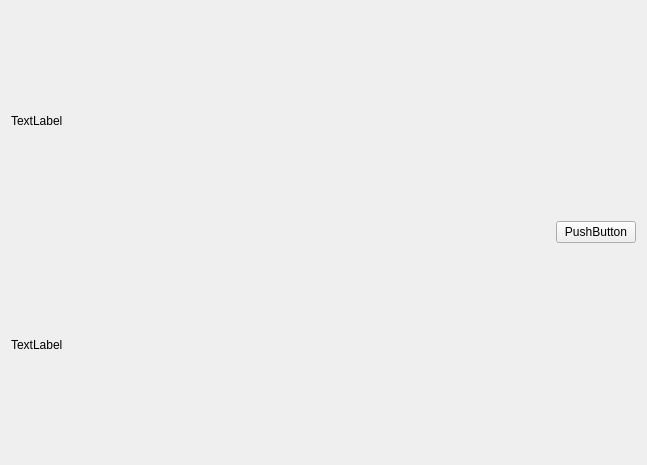
missglory/cvutil, file src/mainwindow.ui: the form before one commit.
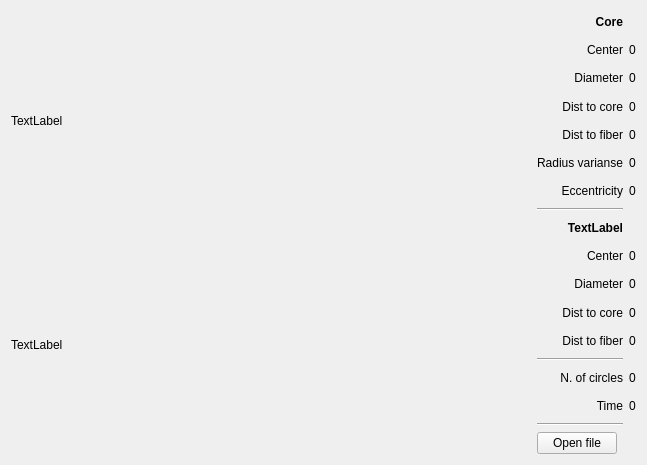
The form after the commit.

Patch:
```diff
--- a/src/mainwindow.ui
+++ b/src/mainwindow.ui
@@ -10,6 +10,12 @@
     <height>465</height>
    </rect>
   </property>
+  <property name="sizePolicy">
+   <sizepolicy hsizetype="Preferred" vsizetype="Preferred">
+    <horstretch>1</horstretch>
+    <verstretch>0</verstretch>
+   </sizepolicy>
+  </property>
   <property name="windowTitle">
    <string>Form</string>
   </property>
@@ -36,17 +42,301 @@
     </layout>
    </item>
    <item>
-    <widget class="QPushButton" name="pushButton">
-     <property name="sizePolicy">
-      <sizepolicy hsizetype="Fixed" vsizetype="Fixed">
-       <horstretch>0</horstretch>
-       <verstretch>0</verstretch>
-      </sizepolicy>
-     </property>
-     <property name="text">
-      <string>PushButton</string>
-     </property>
-    </widget>
+    <layout class="QVBoxLayout" name="verticalLayout_2">
+     <item>
+      <layout class="QGridLayout" name="gridLayout">
+       <item row="15" column="1">
+        <widget class="QLabel" name="time">
+         <property name="text">
+          <string>0</string>
+         </property>
+        </widget>
+       </item>
+       <item row="9" column="0">
+        <layout class="QGridLayout" name="gridLayout_2">
+         <item row="0" column="0">
+          <widget class="QLabel" name="label_16">
+           <property name="text">
+            <string>Center</string>
+           </property>
+           <property name="alignment">
+            <set>Qt::AlignRight|Qt::AlignTrailing|Qt::AlignVCenter</set>
+           </property>
+          </widget>
+         </item>
+        </layout>
+       </item>
+       <item row="4" column="0">
+        <widget class="QLabel" name="label_6">
+         <property name="text">
+          <string>Dist to fiber</string>
+         </property>
+         <property name="alignment">
+          <set>Qt::AlignRight|Qt::AlignTrailing|Qt::AlignVCenter</set>
+         </property>
+         <property name="margin">
+          <number>1</number>
+         </property>
+        </widget>
+       </item>
+       <item row="6" column="0">
+        <widget class="QLabel" name="label_8">
+         <property name="text">
+          <string>Eccentricity</string>
+         </property>
+         <property name="alignment">
+          <set>Qt::AlignRight|Qt::AlignTrailing|Qt::AlignVCenter</set>
+         </property>
+         <property name="margin">
+          <number>1</number>
+         </property>
+        </widget>
+       </item>
+       <item row="5" column="0">
+        <widget class="QLabel" name="label_7">
+         <property name="text">
+          <string>Radius varianse</string>
+         </property>
+         <property name="alignment">
+          <set>Qt::AlignRight|Qt::AlignTrailing|Qt::AlignVCenter</set>
+         </property>
+         <property name="margin">
+          <number>1</number>
+         </property>
+        </widget>
+       </item>
+       <item row="15" column="0">
+        <widget class="QLabel" name="timeTitle">
+         <property name="text">
+          <string>Time</string>
+         </property>
+         <property name="alignment">
+          <set>Qt::AlignRight|Qt::AlignTrailing|Qt::AlignVCenter</set>
+         </property>
+        </widget>
+       </item>
+       <item row="7" column="0">
+        <widget class="Line" name="line_2">
+         <property name="orientation">
+          <enum>Qt::Horizontal</enum>
+         </property>
+        </widget>
+       </item>
+       <item row="0" column="0">
+        <widget class="QLabel" name="label_4">
+         <property name="font">
+          <font>
+           <weight>75</weight>
+           <bold>true</bold>
+          </font>
+         </property>
+         <property name="text">
+          <string>Core</string>
+         </property>
+         <property name="alignment">
+          <set>Qt::AlignRight|Qt::AlignTrailing|Qt::AlignVCenter</set>
+         </property>
+        </widget>
+       </item>
+       <item row="16" column="0">
+        <widget class="Line" name="line_3">
+         <property name="orientation">
+          <enum>Qt::Horizontal</enum>
+         </property>
+        </widget>
+       </item>
+       <item row="1" column="0">
+        <widget class="QLabel" name="centerTitle">
+         <property name="text">
+          <string>Center</string>
+         </property>
+         <property name="alignment">
+          <set>Qt::AlignRight|Qt::AlignTrailing|Qt::AlignVCenter</set>
+         </property>
+        </widget>
+       </item>
+       <item row="2" column="0">
+        <widget class="QLabel" name="label_3">
+         <property name="text">
+          <string>Diameter</string>
+         </property>
+         <property name="alignment">
+          <set>Qt::AlignRight|Qt::AlignTrailing|Qt::AlignVCenter</set>
+         </property>
+         <property name="margin">
+          <number>1</number>
+         </property>
+        </widget>
+       </item>
+       <item row="3" column="0">
+        <widget class="QLabel" name="label_5">
+         <property name="text">
+          <string>Dist to core</string>
+         </property>
+         <property name="alignment">
+          <set>Qt::AlignRight|Qt::AlignTrailing|Qt::AlignVCenter</set>
+         </property>
+         <property name="margin">
+          <number>1</number>
+         </property>
+        </widget>
+       </item>
+       <item row="1" column="1">
+        <widget class="QLabel" name="label_9">
+         <property name="text">
+          <string>0</string>
+         </property>
+        </widget>
+       </item>
+       <item row="2" column="1">
+        <widget class="QLabel" name="label_10">
+         <property name="text">
+          <string>0</string>
+         </property>
+        </widget>
+       </item>
+       <item row="3" column="1">
+        <widget class="QLabel" name="label_11">
+         <property name="text">
+          <string>0</string>
+         </property>
+        </widget>
+       </item>
+       <item row="5" column="1">
+        <widget class="QLabel" name="label_13">
+         <property name="text">
+          <string>0</string>
+         </property>
+        </widget>
+       </item>
+       <item row="4" column="1">
+        <widget class="QLabel" name="label_12">
+         <property name="text">
+          <string>0</string>
+         </property>
+        </widget>
+       </item>
+       <item row="6" column="1">
+        <widget class="QLabel" name="label_14">
+         <property name="text">
+          <string>0</string>
+         </property>
+        </widget>
+       </item>
+       <item row="8" column="0">
+        <widget class="QLabel" name="label_15">
+         <property name="font">
+          <font>
+           <weight>75</weight>
+           <bold>true</bold>
+          </font>
+         </property>
+         <property name="text">
+          <string>TextLabel</string>
+         </property>
+         <property name="alignment">
+          <set>Qt::AlignRight|Qt::AlignTrailing|Qt::AlignVCenter</set>
+         </property>
+        </widget>
+       </item>
+       <item row="10" column="0">
+        <widget class="QLabel" name="label_17">
+         <property name="text">
+          <string>Diameter</string>
+         </property>
+         <property name="alignment">
+          <set>Qt::AlignRight|Qt::AlignTrailing|Qt::AlignVCenter</set>
+         </property>
+        </widget>
+       </item>
+       <item row="10" column="1">
+        <widget class="QLabel" name="label_19">
+         <property name="text">
+          <string>0</string>
+         </property>
+        </widget>
+       </item>
+       <item row="12" column="0">
+        <widget class="QLabel" name="label_21">
+         <property name="text">
+          <string>Dist to fiber</string>
+         </property>
+         <property name="alignment">
+          <set>Qt::AlignRight|Qt::AlignTrailing|Qt::AlignVCenter</set>
+         </property>
+        </widget>
+       </item>
+       <item row="9" column="1">
+        <widget class="QLabel" name="label_18">
+         <property name="text">
+          <string>0</string>
+         </property>
+        </widget>
+       </item>
+       <item row="11" column="0">
+        <widget class="QLabel" name="label_20">
+         <property name="text">
+          <string>Dist to core</string>
+         </property>
+         <property name="alignment">
+          <set>Qt::AlignRight|Qt::AlignTrailing|Qt::AlignVCenter</set>
+         </property>
+        </widget>
+       </item>
+       <item row="12" column="1">
+        <widget class="QLabel" name="label_23">
+         <property name="text">
+          <string>0</string>
+         </property>
+        </widget>
+       </item>
+       <item row="11" column="1">
+        <widget class="QLabel" name="label_22">
+         <property name="text">
+          <string>0</string>
+         </property>
+        </widget>
+       </item>
+       <item row="13" column="0">
+        <widget class="Line" name="line">
+         <property name="orientation">
+          <enum>Qt::Horizontal</enum>
+         </property>
+        </widget>
+       </item>
+       <item row="14" column="0">
+        <widget class="QLabel" name="numberCirclesTitle">
+         <property name="text">
+          <string>N. of circles</string>
+         </property>
+         <property name="alignment">
+          <set>Qt::AlignRight|Qt::AlignTrailing|Qt::AlignVCenter</set>
+         </property>
+        </widget>
+       </item>
+       <item row="14" column="1">
+        <widget class="QLabel" name="numberCircles">
+         <property name="text">
+          <string>0</string>
+         </property>
+        </widget>
+       </item>
+      </layout>
+     </item>
+     <item>
+      <widget class="QPushButton" name="pushButton">
+       <property name="sizePolicy">
+        <sizepolicy hsizetype="Fixed" vsizetype="Fixed">
+         <horstretch>0</horstretch>
+         <verstretch>0</verstretch>
+        </sizepolicy>
+       </property>
+       <property name="text">
+        <string>Open file</string>
+       </property>
+      </widget>
+     </item>
+    </layout>
    </item>
   </layout>
  </widget>
```
